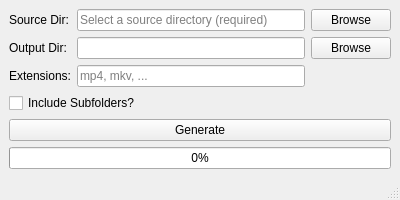
Above: main.ui from Gunbard/ThumbThumb before the change. Below: the same form after it.
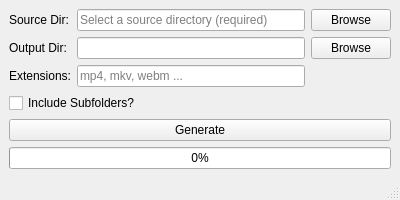
That is the form after the change.

Patch:
```diff
--- a/main.ui
+++ b/main.ui
@@ -97,7 +97,7 @@
      </widget>
     </item>
     <item row="0" column="0">
-     <layout class="QGridLayout" name="gridLayout" rowstretch="1,1,1,0,0,0" columnstretch="0,0,0">
+     <layout class="QGridLayout" name="gridLayout" rowstretch="1,1,1" columnstretch="0,0,0">
       <item row="0" column="1">
        <widget class="QLineEdit" name="fieldSource">
         <property name="inputMask">
@@ -145,7 +145,7 @@
       <item row="2" column="1">
        <widget class="QLineEdit" name="lineEdit">
         <property name="placeholderText">
-         <string>mp4, mkv, ...</string>
+         <string>mp4, mkv, webm ...</string>
         </property>
        </widget>
       </item>
```
Left out of the diff: 2 changed lines with no effect on the pictures.
